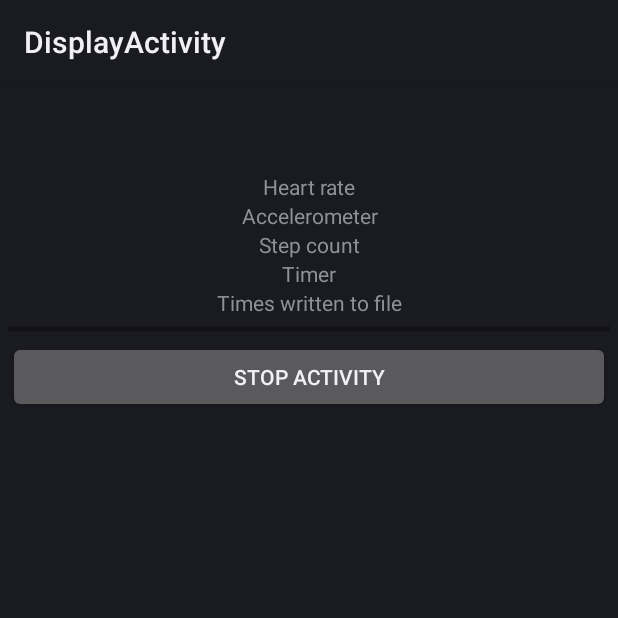
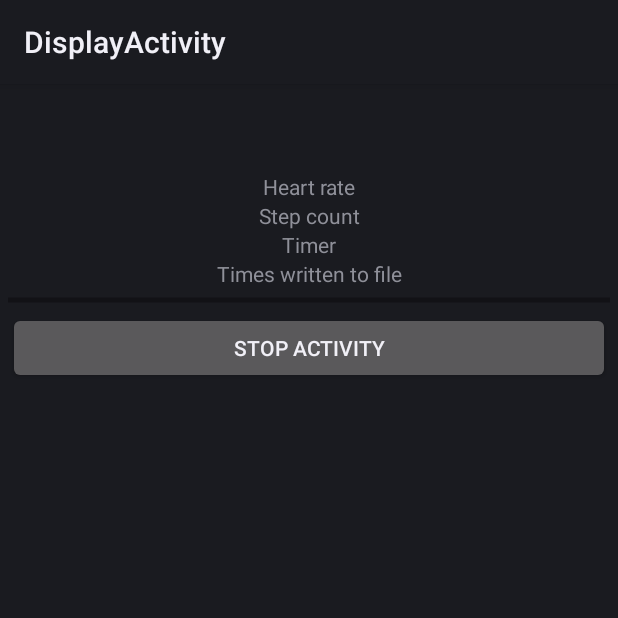
Before and after one commit to NikolajKrogh/P6, an Android app: the DisplayActivity screen opened directly, with no data from a screen before it, on a phone screen of 412 x 824 dp, the top half of it. Run offline under Robolectric (Android 15) with nearby library versions, the phone set to English and light mode, and no system bars; plain views replace BoxInsetLayout.

Commit message:
Removed anything related to accelerometer data

```diff
--- a/DataCollection/app/src/main/java/com/example/p6/SelectActivity.java
+++ b/DataCollection/app/src/main/java/com/example/p6/SelectActivity.java
@@ -29,7 +29,6 @@ public class SelectActivity extends Activity {
             super.onCreate(savedInstanceState);
             ActivitySelectBinding binding = ActivitySelectBinding.inflate(getLayoutInflater());
             setContentView(binding.getRoot());
-            getWindow().addFlags(WindowManager.LayoutParams.FLAG_KEEP_SCREEN_ON);
         }
     }
 
--- a/DataCollection/app/src/main/res/layout/activity_display.xml
+++ b/DataCollection/app/src/main/res/layout/activity_display.xml
@@ -35,13 +35,6 @@
                     android:text="Heart rate" />
 
                 <TextView
-                    android:id="@+id/accelerometerText"
-                    android:layout_width="match_parent"
-                    android:layout_height="wrap_content"
-                    android:gravity="center"
-                    android:text="Accelerometer" />
-
-                <TextView
                     android:id="@+id/stepCountText"
                     android:layout_width="match_parent"
                     android:layout_height="wrap_content"
@@ -68,7 +61,7 @@
                     android:layout_width="match_parent"
                     android:layout_height="wrap_content"
                     android:indeterminate="false"
-                    android:max="500"
+                    android:max="100"
                     android:progressTint="#03A9F4"
                     android:rotation="0" />
 
```
Also changed, not shown: DataCollection/app/src/main/java/com/example/p6/DisplayActivity.java (+7 -36 lines).
